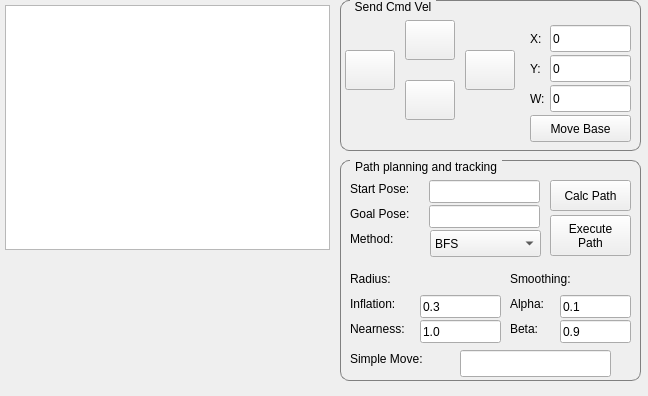
Qt form catkin_ws/src/hri/simple_gui/src/MainWindow.ui (juanpflores/MobileRobotsCourse) before a commit.
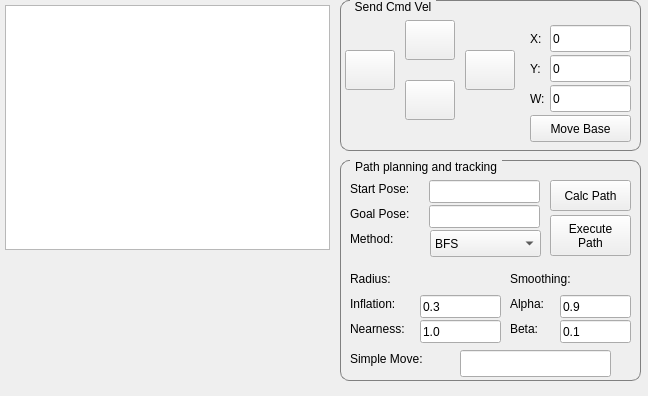
The same form after that commit.

Commit message: Modifications needed for Prac04

Patch:
```diff
--- a/catkin_ws/src/hri/simple_gui/src/MainWindow.ui
+++ b/catkin_ws/src/hri/simple_gui/src/MainWindow.ui
@@ -287,7 +287,7 @@
       </rect>
      </property>
      <property name="text">
-      <string>0.1</string>
+      <string>0.9</string>
      </property>
     </widget>
     <widget class="QLineEdit" name="navTxtSmoothBeta">
@@ -300,7 +300,7 @@
       </rect>
      </property>
      <property name="text">
-      <string>0.9</string>
+      <string>0.1</string>
      </property>
     </widget>
     <widget class="QLabel" name="navLblSmoothBeta">
```
